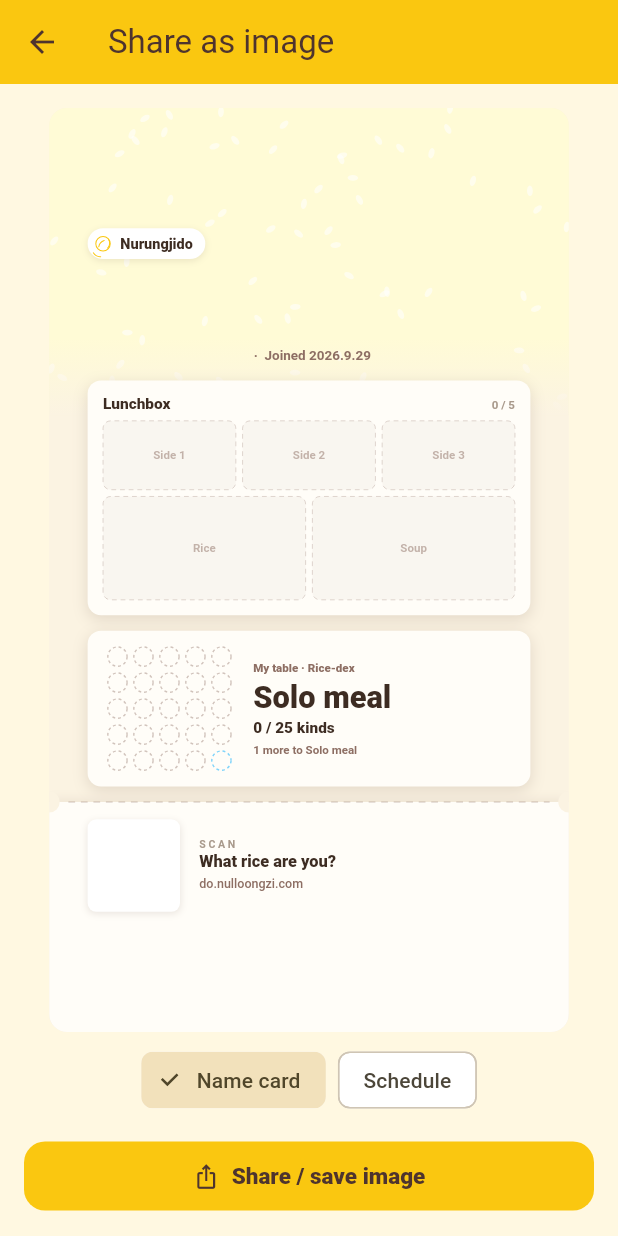
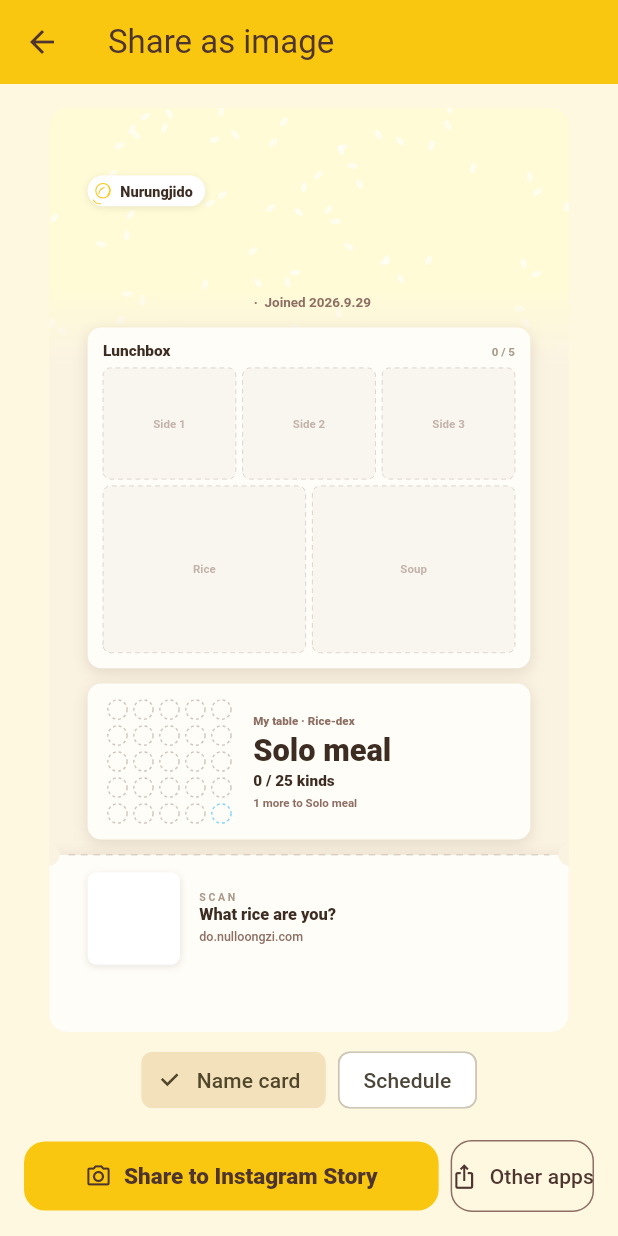
Before and after one commit to nulloongzi/null_oongzi-do-app, a Flutter app: the ShareImageScreen screen opened directly, on a phone screen of 412 x 824 dp. Run offline on Flutter 3.47's test engine with Material 3 defaults, Android fonts, the phone set to English and light mode, and no system bars; our stand-ins replace app_links, cloud_firestore, cloud_functions, firebase_analytics, firebase_auth, firebase_core and 7 more; missing offline and left inert: appinio_social_share, flutter_naver_login, flutter_naver_map, kakao_flutter_sdk_share, kakao_flutter_sdk_user; accounts and stored records are empty; Roboto replaces fonts that are missing (Pretendard).

Commit message:
feat(share): 포장하기에 인스타 스토리 직행 공유 + 위아래 여백 250 → 140 (#61)
* feat(share): 포장하기에 인스타 스토리 직행 공유 + 위아래 여백 250 → 72

포장하기(내 카드)는 처음부터 OS 공유시트로만 나갔다. 팀·픽업 카드는 인스타 스토리로
바로 붙이고 링크를 복사해 '링크 스티커'를 안내하는데 내 카드만 그 흐름이 없었다.

- story_share.dart: shareStoryPng(context, png, url) 로 스토리 흐름(첫 1회 링크 스티커 안내 →
  링크 자동 복사 + 스낵바 → IG 스토리 스티커 → 실패·iOS 는 OS 공유시트)을 떼어 내고,
  shareStoryCard 는 이걸 쓴다.
- 공유 화면: 기본 버튼 '인스타 스토리로 공유' + 옆에 '다른 앱'(OS 공유시트 — 카톡·저장).
  계측 mycard_share {mode, channel}.
- 카드 규격: 9:16 은 그대로, 위아래 안전영역 250 → 72(웹 FMT 와 같은 값). 스토리에는
  스티커로 얹히고 저장은 이미지 그대로라 인스타 UI 가 위아래를 덮지 않는다 — 빈 띠만 남았다.

Co-Authored-By: Claude Opus 5.5 <noreply@anthropic.com>
Claude-Session: https://claude.ai/code/session_01CpGaeTkgMMvmk5uRZBoR6q

* fix(share): 포장하기 여백은 위아래 140 (웹과 같은 값)

Co-Authored-By: Claude Opus 5.5 <noreply@anthropic.com>
Claude-Session: https://claude.ai/code/session_01CpGaeTkgMMvmk5uRZBoR6q

---------

Co-authored-by: Claude <noreply@anthropic.com>

```diff
--- a/lib/l10n/strings.dart
+++ b/lib/l10n/strings.dart
@@ -187,6 +187,9 @@ const Map<String, Map<String, String>> kStrings = {
   },
   'share_image_title': {'ko': '이미지로 공유', 'en': 'Share as image'},
   'share_image_btn': {'ko': '이미지로 공유 / 저장', 'en': 'Share / save image'},
+  // 포장하기 공유 버튼: 인스타 스토리 직행 · 다른 앱(OS 공유시트 — 카톡·저장)
+  'mycard_share_story': {'ko': '인스타 스토리로 공유', 'en': 'Share to Instagram Story'},
+  'mycard_share_other': {'ko': '다른 앱', 'en': 'Other apps'},
   'share_wrap': {'ko': '🎁 포장하기', 'en': '🎁 Wrap it up'},
   'change_nickname': {'ko': '닉네임 변경', 'en': 'Change nickname'},
   'logout': {'ko': '로그아웃', 'en': 'Log out'},
--- a/lib/screens/share_image_screen.dart
+++ b/lib/screens/share_image_screen.dart
@@ -17,6 +17,7 @@ import '../services/rice_dex.dart';
 import '../services/schedule_parse.dart';
 import '../services/analytics.dart';
 import '../services/share_service.dart';
+import '../services/story_share.dart' show shareStoryPng;
 import '../theme.dart';
 import '../widgets/diet_grid.dart' show DietTeam;
 import '../widgets/my_card.dart';
@@ -167,11 +168,27 @@ class _ShareImageScreenState extends State<ShareImageScreen> {
     setState(() => _mode = m);
   }
 
-  Future<void> _share() async {
+  /// story=true: 인스타 스토리로 바로(팀·픽업 카드와 같은 흐름 — 링크 복사 + 링크 스티커 안내).
+  /// story=false: OS 공유시트(카톡·저장 등).
+  Future<void> _share({required bool story}) async {
     setState(() => _sharing = true);
     try {
       final png = await renderMyCardPng(_cardData());
       if (png == null) throw Exception('render failed');
+      Track.event('mycard_share', {
+        'mode': _mode.name,
+        'channel': story ? 'ig_story' : 'system',
+      });
+      if (story) {
+        if (!mounted) return;
+        await shareStoryPng(
+          context,
+          png,
+          ShareService.siteBase,
+          prefix: 'nurungji_card',
+        );
+        return;
+      }
       final dir = await getTemporaryDirectory();
       final file = File(
         '${dir.path}/nurungji_card_${DateTime.now().millisecondsSinceEpoch}.png',
@@ -223,13 +240,18 @@ class _ShareImageScreenState extends State<ShareImageScreen> {
                     ),
                   ],
                 ),
+                // 공유: 인스타 스토리 직행(기본) · 다른 앱으로(OS 공유시트 — 카톡·저장)
                 SafeArea(
                   child: Padding(
                     padding: const EdgeInsets.all(16),
-                    child: SizedBox(
-                      width: double.infinity,
+                    child: Row(
+                      children: [
+                        Expanded(
                           child: ElevatedButton.icon(
-                        onPressed: _sharing ? null : _share,
+                            key: const ValueKey('share_story_btn'),
+                            onPressed: _sharing
+                                ? null
+                                : () => _share(story: true),
                             icon: _sharing
                                 ? const SizedBox(
                                     width: 18,
@@ -239,9 +261,20 @@ class _ShareImageScreenState extends State<ShareImageScreen> {
                                       color: NurungjiColors.dark,
                                     ),
                                   )
-                            : const Icon(Icons.ios_share),
-                        label: Text(t('share_image_btn')),
+                                : const Icon(Icons.camera_alt_outlined),
+                            label: Text(t('mycard_share_story')),
                           ),
+                        ),
+                        const SizedBox(width: 8),
+                        OutlinedButton.icon(
+                          key: const ValueKey('share_other_btn'),
+                          onPressed: _sharing
+                              ? null
+                              : () => _share(story: false),
+                          icon: const Icon(Icons.ios_share),
+                          label: Text(t('mycard_share_other')),
+                        ),
+                      ],
                     ),
                   ),
                 ),
```
Also changed, not shown: lib/services/story_share.dart (+28 -15 lines), lib/widgets/my_card.dart (+6 -1 lines). Lines whose indentation alone changed are shown as unchanged.
